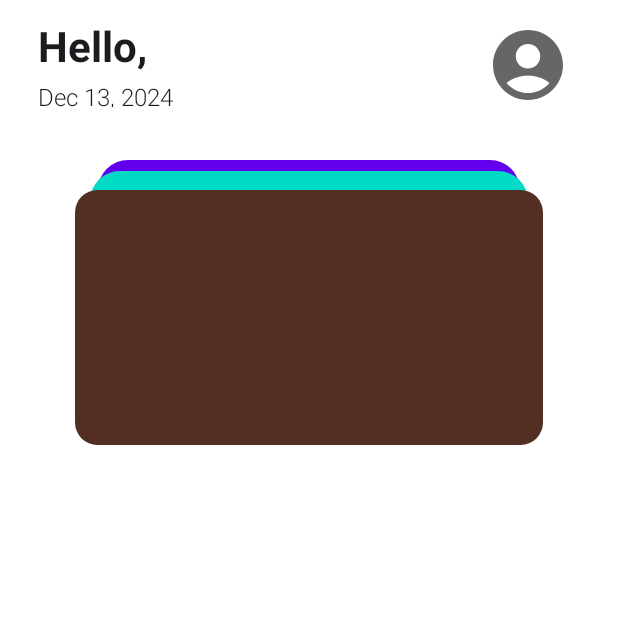
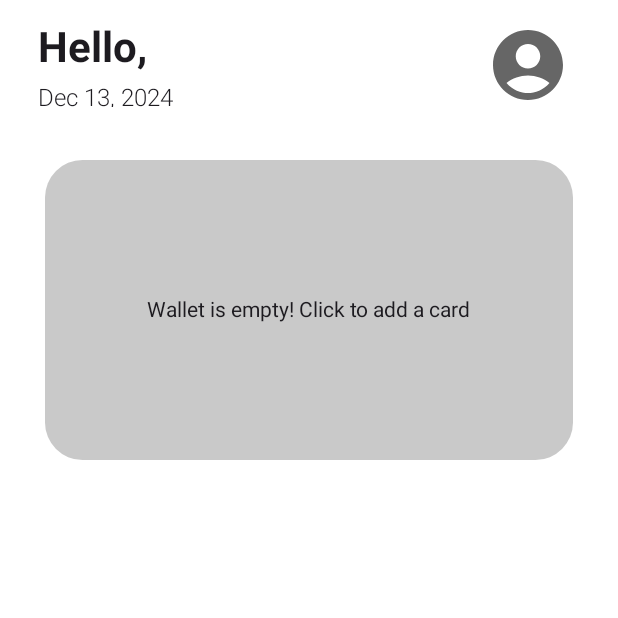
Before and after one commit to Lisa-Huynh/TrackIt, an Android app built with Jetpack Compose: the HomeScreen screen opened through its navigation route, on a phone screen of 412 x 824 dp, the top half of it. Run offline under Robolectric (Android 15) with nearby library versions, the phone set to English and light mode, and no system bars; our stand-ins replace Dagger/Hilt's generated code, Firebase (no records; nobody signed in at launch, a user with empty details on screens opened directly).

Commit message:
Add empty wallet UI

```diff
--- a/app/src/main/java/com/example/trackit/home/HomeScreen.kt
+++ b/app/src/main/java/com/example/trackit/home/HomeScreen.kt
@@ -18,9 +18,11 @@ import androidx.compose.runtime.collectAsState
 import androidx.compose.runtime.getValue
 import androidx.compose.ui.Alignment
 import androidx.compose.ui.draw.clip
+import androidx.compose.ui.text.TextStyle
 import androidx.compose.ui.tooling.preview.Preview
 import androidx.hilt.navigation.compose.hiltViewModel
 import com.example.trackit.data.models.Profile
+import com.example.trackit.data.models.Wallet
 import com.example.trackit.ui.theme.*
 
 @Composable
@@ -28,6 +30,7 @@ fun HomeScreen(
     viewModel: HomeViewModel = hiltViewModel(),
 ) {
     val profile by viewModel.profileStream.collectAsState()
+    val wallet by viewModel.walletStream.collectAsState()
 
     Column(
         modifier = Modifier.fillMaxSize()
@@ -38,6 +41,7 @@ fun HomeScreen(
             onProfileIconClick = viewModel::onProfileIconClick,
         )
         HomeScreenContent(
+            isWalletEmpty = (wallet as? Wallet.Loaded)?.cards?.isEmpty() ?: true,
             onWalletClick = viewModel::onWalletClick,
         )
     }
@@ -93,6 +97,7 @@ fun HomeScreenTopBar(
 
 @Composable
 fun HomeScreenContent(
+    isWalletEmpty: Boolean,
     onWalletClick: () -> Unit,
 ) {
     val modifier = Modifier.fillMaxWidth()
@@ -101,6 +106,7 @@ fun HomeScreenContent(
         horizontalAlignment = Alignment.CenterHorizontally,
     ) {
         WalletSection(
+            isWalletEmpty,
             modifier,
             onWalletClick,
         )
@@ -109,35 +115,56 @@ fun HomeScreenContent(
 
 @Composable
 fun WalletSection(
+    isWalletEmpty: Boolean,
     modifier: Modifier,
     onWalletClick: () -> Unit,
 ) {
+    if (isWalletEmpty) {
+        Box(
+            modifier = modifier
+                .padding(horizontal = 30.dp)
+                .clickable { onWalletClick.invoke() }
+                .height(200.dp)
+                .clip(shape = RoundedCornerShape(25.dp))
+                .background(color = MaterialTheme.colors.onError)
+        ) {
+            Text(
+                modifier = Modifier.align(Alignment.Center),
+                text = "Wallet is empty! Click to add a card",
+                style = TextStyle.Default,
+            )
+        }
+    } else {
         Box(
             modifier = modifier
                 .padding(horizontal = 50.dp)
                 .clickable { onWalletClick.invoke() }
         ) {
-        Box(modifier = modifier
+            Box(
+                modifier = modifier
                     .padding(horizontal = 15.dp)
                     .align(Alignment.TopCenter)
                     .height(50.dp)
                     .clip(shape = RoundedCornerShape(20.dp))
                     .background(color = MaterialTheme.colors.primary)
             )
-        Box(modifier = modifier
+            Box(
+                modifier = modifier
                     .padding(start = 10.dp, end = 10.dp, top = 7.dp)
                     .align(Alignment.TopCenter)
                     .height(50.dp)
                     .clip(shape = RoundedCornerShape(20.dp))
                     .background(color = MaterialTheme.colors.secondary)
             )
-        Box(modifier = modifier
+            Box(
+                modifier = modifier
                     .padding(top = 20.dp)
                     .align(Alignment.BottomCenter)
                     .height(170.dp)
                     .clip(shape = RoundedCornerShape(15.dp))
                     .background(color = MaterialTheme.colors.surface),
             )
+        }
     }
 }
 
--- a/app/src/main/java/com/example/trackit/home/HomeViewModel.kt
+++ b/app/src/main/java/com/example/trackit/home/HomeViewModel.kt
@@ -4,6 +4,7 @@ import androidx.lifecycle.ViewModel
 import androidx.lifecycle.viewModelScope
 import com.example.trackit.data.models.Card
 import com.example.trackit.data.models.Profile
+import com.example.trackit.data.models.Wallet
 import com.example.trackit.navigation.Navigator
 import com.example.trackit.navigation.Route
 import com.example.trackit.data.repositories.ProfileRepository
@@ -23,6 +24,9 @@ class HomeViewModel @Inject constructor(
 
     private val _profileStream = MutableStateFlow<Profile>(Profile.Blank)
     val profileStream = _profileStream.asStateFlow()
+
+    private val _walletStream = MutableStateFlow<Wallet>(Wallet.Loading)
+    val walletStream = _walletStream.asStateFlow()
 
     private val formatter = getDateInstance()
     private val date = Date()
--- a/app/src/main/java/com/example/trackit/ui/theme/Color.kt
+++ b/app/src/main/java/com/example/trackit/ui/theme/Color.kt
@@ -9,6 +9,7 @@ val Purple500 = Color(0xFF6200EE)
 val Purple700 = Color(0xFF3700B3)
 val Teal200 = Color(0xFF03DAC5)
 val WalletBrown = Color(0xFF522E23)
+val LightGrey = Color(0xFFC9C9C9)
 
 val LightGray = Color(0xFFFCFCFC)
 val MediumGray = Color(0xFF9C9C9C)
--- a/app/src/main/java/com/example/trackit/ui/theme/Theme.kt
+++ b/app/src/main/java/com/example/trackit/ui/theme/Theme.kt
@@ -11,6 +11,7 @@ private val DarkColorScheme = darkColors(
     primaryVariant = Purple700,
     secondary = Teal200,
     surface = WalletBrown,
+    onError = LightGrey,
 )
 
 private val LightColorScheme = lightColors(
@@ -18,6 +19,7 @@ private val LightColorScheme = lightColors(
     primaryVariant = Purple700,
     secondary = Teal200,
     surface = WalletBrown,
+    onError = LightGrey,
 )
 
 @Composable
```
Lines whose indentation alone changed are shown as unchanged.
